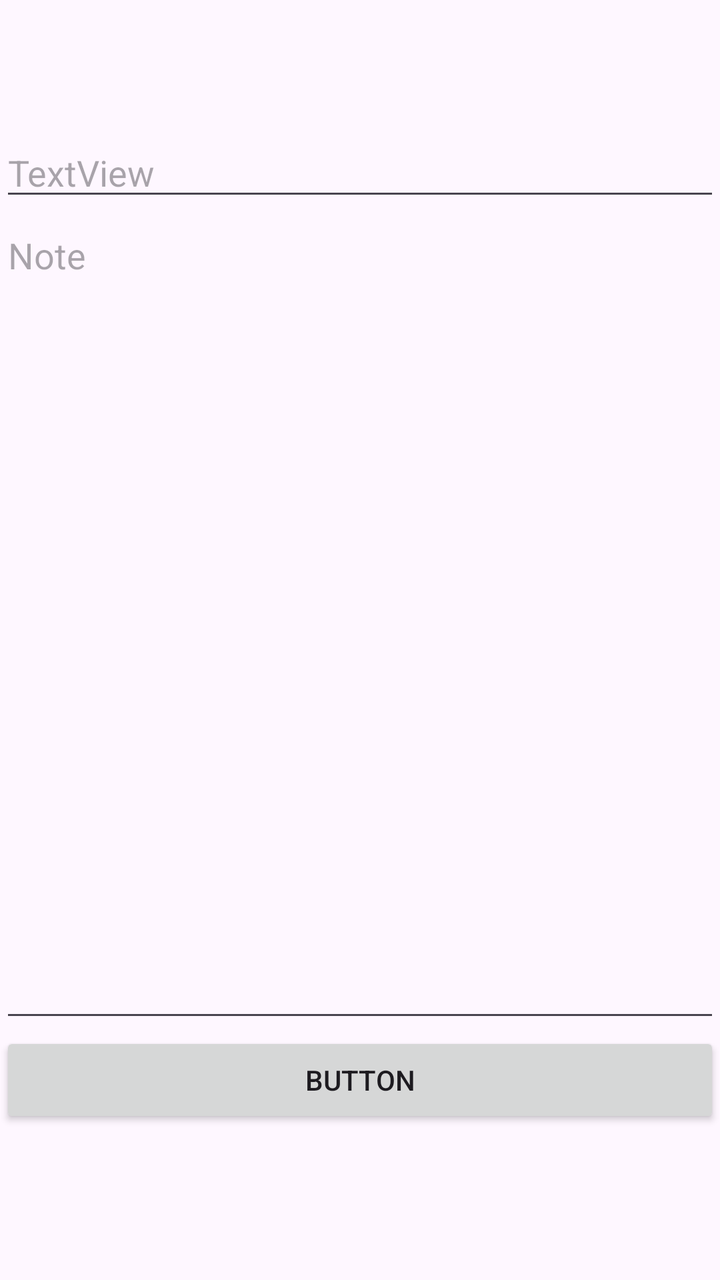
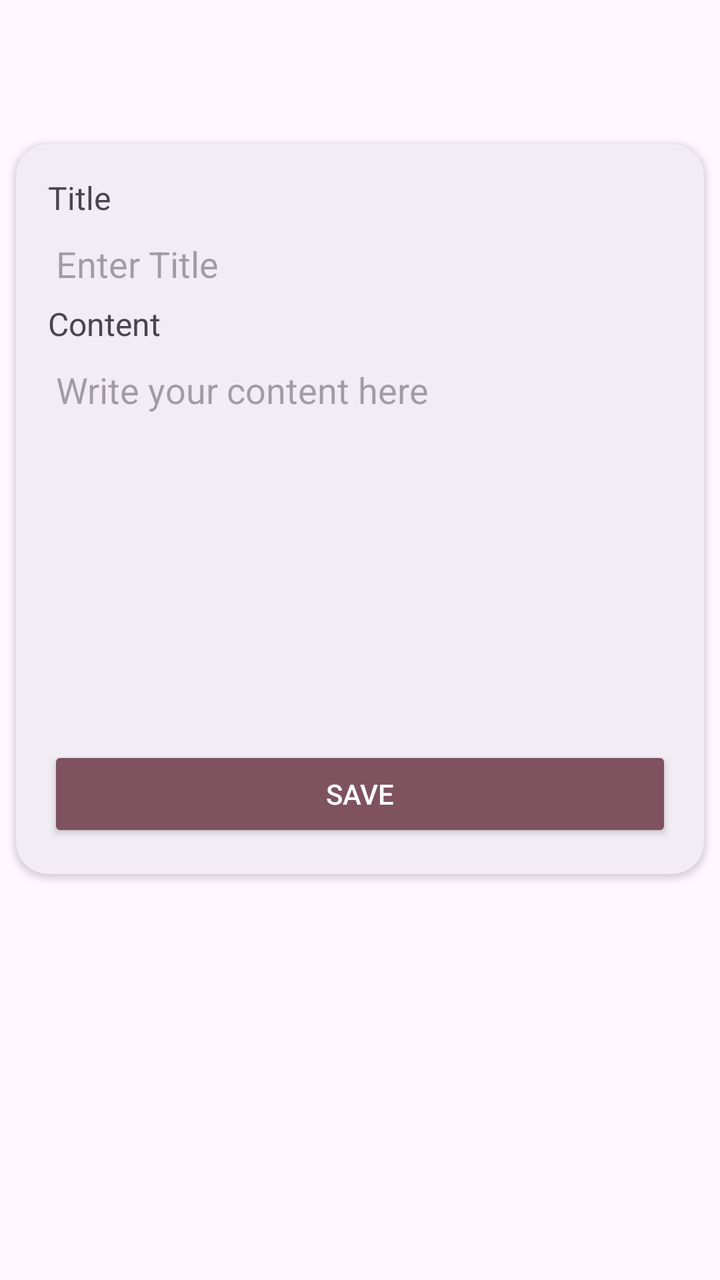

Screens rendered from an Android XML layout before and after an edit, with the pre-edit source and the edit as a unified diff.
<!-- AndroidManifest.xml: application theme AppTheme -->
<!-- res/layout/activity_new_note.xml -->
<?xml version="1.0" encoding="utf-8"?>
<androidx.constraintlayout.widget.ConstraintLayout xmlns:android="http://schemas.android.com/apk/res/android"
    xmlns:app="http://schemas.android.com/apk/res-auto"
    xmlns:tools="http://schemas.android.com/tools"
    android:id="@+id/main"
    android:layout_width="match_parent"
    android:layout_height="match_parent"
    tools:context=".ui.notes.NotesActivity">

    <include
        android:id="@+id/toolbarIncl"
        layout="@layout/common_toolbar"/>

    <EditText
        android:id="@+id/title"
        android:layout_width="0dp"
        android:layout_height="wrap_content"
        android:hint="TextView"
        app:layout_constraintEnd_toEndOf="parent"
        app:layout_constraintHorizontal_bias="0.498"
        app:layout_constraintStart_toStartOf="parent"
        app:layout_constraintTop_toBottomOf="@+id/toolbarIncl" />

    <EditText
        android:id="@+id/content"
        android:layout_width="0dp"
        android:layout_height="0dp"
        android:ems="10"
        android:gravity="start|top"
        android:hint="Note"
        android:inputType="textMultiLine"
        app:layout_constraintBottom_toTopOf="@+id/addButton"
        app:layout_constraintEnd_toEndOf="parent"
        app:layout_constraintStart_toStartOf="parent"
        app:layout_constraintTop_toBottomOf="@+id/title" />

    <Button
        android:id="@+id/addButton"
        android:layout_width="0dp"
        android:layout_height="wrap_content"
        android:layout_marginBottom="76dp"
        android:text="Button"
        app:layout_constraintBottom_toBottomOf="parent"
        app:layout_constraintEnd_toEndOf="parent"
        app:layout_constraintHorizontal_bias="0.0"
        app:layout_constraintStart_toStartOf="parent" />


</androidx.constraintlayout.widget.ConstraintLayout>
<!-- res/layout/common_toolbar.xml (included above) -->
<?xml version="1.0" encoding="utf-8"?>
<androidx.appcompat.widget.Toolbar
    xmlns:android="http://schemas.android.com/apk/res/android"
    xmlns:app="http://schemas.android.com/apk/res-auto"
    android:id="@+id/toolbar"
    android:layout_width="match_parent"
    android:layout_height="?attr/actionBarSize"
    android:elevation="4dp"
    android:theme="@style/AppTheme"
    android:background="@color/md_theme_surface"
    app:layout_constraintEnd_toEndOf="parent"
    app:layout_constraintStart_toStartOf="parent"
    app:layout_constraintTop_toTopOf="parent"
    />
<!-- resources referenced by this layout -->
<resources>
  <color name="md_theme_surface">#FEF7FF</color>
  <color name="md_theme_primary">#66558E</color>
  <color name="md_theme_onPrimary">#FFFFFF</color>
  <color name="md_theme_primaryContainer">#E9DDFF</color>
  <color name="md_theme_onPrimaryContainer">#210F47</color>
  <color name="md_theme_secondary">#625B70</color>
  <color name="md_theme_onSecondary">#FFFFFF</color>
  <color name="md_theme_secondaryContainer">#E8DEF8</color>
  <color name="md_theme_onSecondaryContainer">#1E192B</color>
  <color name="md_theme_tertiary">#7E525F</color>
  <color name="md_theme_onTertiary">#FFFFFF</color>
  <color name="md_theme_tertiaryContainer">#FFD9E2</color>
  <color name="md_theme_onTertiaryContainer">#31101C</color>
  <color name="md_theme_error">#BA1A1A</color>
  <color name="md_theme_onError">#FFFFFF</color>
  <color name="md_theme_errorContainer">#FFDAD6</color>
  <color name="md_theme_onErrorContainer">#410002</color>
  <color name="md_theme_background">#FEF7FF</color>
  <color name="md_theme_onBackground">#1D1B20</color>
  <color name="md_theme_onSurface">#1D1B20</color>
  <color name="md_theme_surfaceVariant">#E7E0EB</color>
  <color name="md_theme_onSurfaceVariant">#49454E</color>
  <color name="md_theme_outline">#7A757F</color>
  <color name="md_theme_outlineVariant">#CAC4CF</color>
  <color name="md_theme_inverseSurface">#322F35</color>
  <color name="md_theme_inverseOnSurface">#F5EFF7</color>
  <color name="md_theme_inversePrimary">#D0BCFE</color>
  <color name="md_theme_primaryFixed">#E9DDFF</color>
  <color name="md_theme_onPrimaryFixed">#210F47</color>
  <color name="md_theme_primaryFixedDim">#D0BCFE</color>
  <color name="md_theme_onPrimaryFixedVariant">#4E3D75</color>
  <color name="md_theme_secondaryFixed">#E8DEF8</color>
  <color name="md_theme_onSecondaryFixed">#1E192B</color>
  <color name="md_theme_secondaryFixedDim">#CCC2DB</color>
  <color name="md_theme_onSecondaryFixedVariant">#4A4458</color>
  <color name="md_theme_tertiaryFixed">#FFD9E2</color>
  <color name="md_theme_onTertiaryFixed">#31101C</color>
  <color name="md_theme_tertiaryFixedDim">#F0B8C7</color>
  <color name="md_theme_onTertiaryFixedVariant">#633B47</color>
  <color name="md_theme_surfaceDim">#DED8E0</color>
  <color name="md_theme_surfaceBright">#FEF7FF</color>
  <color name="md_theme_surfaceContainerLowest">#FFFFFF</color>
  <color name="md_theme_surfaceContainerLow">#F8F1FA</color>
  <color name="md_theme_surfaceContainer">#F2ECF4</color>
  <color name="md_theme_surfaceContainerHigh">#ECE6EE</color>
  <color name="md_theme_surfaceContainerHighest">#E6E0E8</color>
  <!-- unchanged entries left out for length: 1 -->
</resources>

<!-- the commit's change to res/layout/activity_new_note.xml (unified diff, before → after) -->
@@ -1,52 +1,86 @@
 <?xml version="1.0" encoding="utf-8"?>
-<androidx.constraintlayout.widget.ConstraintLayout xmlns:android="http://schemas.android.com/apk/res/android"
+<LinearLayout xmlns:android="http://schemas.android.com/apk/res/android"
     xmlns:app="http://schemas.android.com/apk/res-auto"
     xmlns:tools="http://schemas.android.com/tools"
     android:id="@+id/main"
     android:layout_width="match_parent"
     android:layout_height="match_parent"
-    tools:context=".ui.notes.NotesActivity">
+    tools:context=".ui.notes.NotesActivity"
+    android:orientation="vertical"
+    >
 
     <include
         android:id="@+id/toolbarIncl"
         layout="@layout/common_toolbar"/>
 
-    <EditText
-        android:id="@+id/title"
-        android:layout_width="0dp"
+    <androidx.cardview.widget.CardView
+        android:layout_width="match_parent"
         android:layout_height="wrap_content"
-        android:hint="TextView"
-        app:layout_constraintEnd_toEndOf="parent"
-        app:layout_constraintHorizontal_bias="0.498"
-        app:layout_constraintStart_toStartOf="parent"
-        app:layout_constraintTop_toBottomOf="@+id/toolbarIncl" />
+        app:layout_constraintTop_toTopOf="@+id/toolbarIncl"
+        app:cardCornerRadius="16dp"
+        android:layout_margin="8dp"
+        app:cardBackgroundColor="@color/md_theme_surfaceContainer"
+        >
 
-    <EditText
-        android:id="@+id/content"
-        android:layout_width="0dp"
-        android:layout_height="0dp"
-        android:ems="10"
-        android:gravity="start|top"
-        android:hint="Note"
-        android:inputType="textMultiLine"
-        app:layout_constraintBottom_toTopOf="@+id/addButton"
-        app:layout_constraintEnd_toEndOf="parent"
-        app:layout_constraintStart_toStartOf="parent"
-        app:layout_constraintTop_toBottomOf="@+id/title" />
+        <LinearLayout
+            android:layout_width="match_parent"
+            android:layout_height="wrap_content"
+            android:orientation="vertical"
+            android:padding="16dp"
+            >
 
-    <Button
-        android:id="@+id/addButton"
-        android:layout_width="0dp"
-        android:layout_height="wrap_content"
-        android:layout_marginBottom="76dp"
-        android:text="Button"
-        app:layout_constraintBottom_toBottomOf="parent"
-        app:layout_constraintEnd_toEndOf="parent"
-        app:layout_constraintHorizontal_bias="0.0"
-        app:layout_constraintStart_toStartOf="parent" />
+            <TextView
+                android:text="@string/title"
+                android:textColor="@color/md_theme_onSurfaceVariant"
+                android:textSize="16sp"
+                android:layout_width="match_parent"
+                android:layout_height="wrap_content" />
+
+            <EditText
+                android:id="@+id/title"
+                android:layout_width="match_parent"
+                android:layout_height="wrap_content"
+                android:autofillHints="title"
+                android:hint="@string/enter_title"
+                android:inputType="text"
+                android:backgroundTint="#00000000"
+                />
+
+            <TextView
+                android:text="@string/content"
+                android:textColor="@color/md_theme_onSurfaceVariant"
+                android:textSize="16sp"
+                android:layout_width="match_parent"
+                android:layout_height="wrap_content" />
+
+            <EditText
+                android:id="@+id/content"
+                android:layout_width="match_parent"
+                android:layout_height="wrap_content"
+                android:minLines="8"
+                android:autofillHints="text"
+                android:ems="10"
+                android:gravity="start|top"
+                android:hint="@string/write_your_content_here"
+                android:inputType="textMultiLine"
+                android:backgroundTint="#00000000"
+                />
+
+            <Button
+                android:id="@+id/addButton"
+                android:layout_width="match_parent"
+                android:layout_height="wrap_content"
+                android:text="@string/save"
+                android:layout_marginTop="12dp"
+                android:backgroundTint="@color/md_theme_tertiary"
+                android:textColor="@color/md_theme_onTertiary"
+                />
+        </LinearLayout>
+
+    </androidx.cardview.widget.CardView>
 
 
-</androidx.constraintlayout.widget.ConstraintLayout>
+</LinearLayout>
 <!-- res/layout/common_toolbar.xml (included above) -->
 <?xml version="1.0" encoding="utf-8"?>
 <androidx.appcompat.widget.Toolbar
<!-- resource entries referenced after the edit -->
@@ -10,6 +10,11 @@
   <color name="md_theme_secondaryContainer">#E8DEF8</color>
   <color name="md_theme_onSecondaryContainer">#1E192B</color>
   <color name="md_theme_tertiary">#7E525F</color>
+  <string name="content">Content</string>
+  <string name="enter_title">Enter Title</string>
+  <string name="save">Save</string>
+  <string name="title">Title</string>
+  <string name="write_your_content_here">Write your content here</string>
   <color name="md_theme_onTertiary">#FFFFFF</color>
   <color name="md_theme_tertiaryContainer">#FFD9E2</color>
   <color name="md_theme_onTertiaryContainer">#31101C</color>
